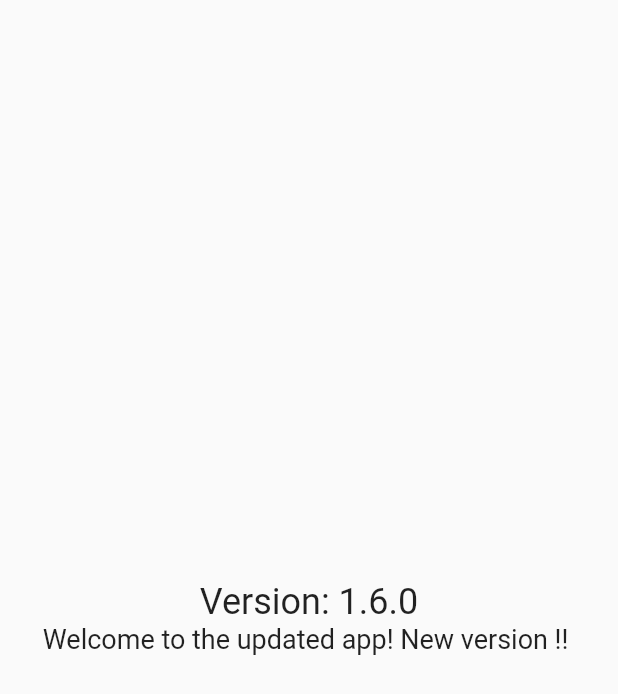
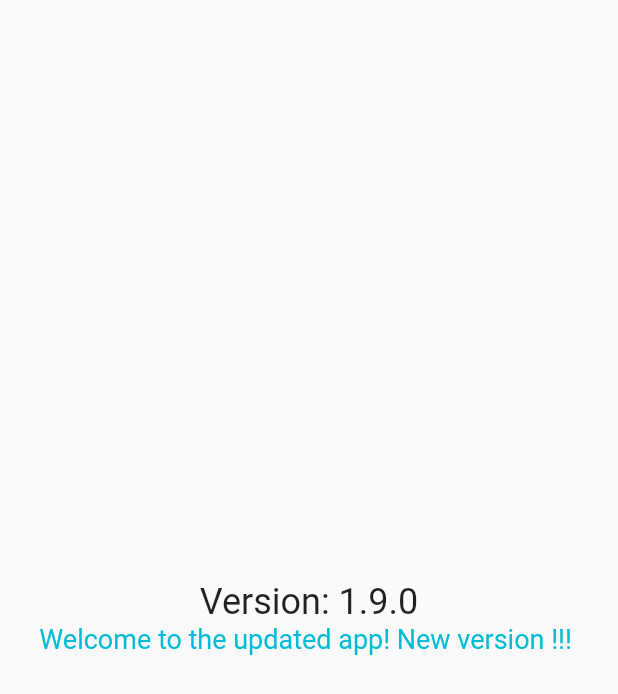
Before and after one commit to NikithaMaram/version_auto_update, a Flutter app: the screen it shows after launch, on a phone screen of 412 x 824 dp. Shown: the top 694 px of the screen. Run offline on Flutter 3.47's test engine with Material 2 defaults, Android fonts, the phone set to English and light mode, and no system bars; our stand-ins replace package_info_plus.

Commit message:
Upgraded the changes to v1.9

```diff
--- a/lib/main.dart
+++ b/lib/main.dart
@@ -58,12 +58,12 @@ class _MyHomePageState extends State<MyHomePage> {
           mainAxisAlignment: MainAxisAlignment.center,
           children: [
             Text(
-              'Version: 1.6.0', // Change version number
+              'Version: 1.9.0', // Change version number
               style: TextStyle(fontSize: 24),
             ),
             Text(
-              'Welcome to the updated app! New version !! ', // Change greeting message
-              style: TextStyle(fontSize: 18),
+              'Welcome to the updated app! New version !!! ', // Change greeting message
+              style: TextStyle(fontSize: 18,color: Colors.cyan),
             ),
 
           ],
--- a/pubspec.yaml
+++ b/pubspec.yaml
@@ -16,7 +16,7 @@ publish_to: 'none' # Remove this line if you wish to publish to pub.dev
 # https://developer.apple.com/library/archive/documentation/General/Reference/InfoPlistKeyReference/Articles/CoreFoundationKeys.html
 # In Windows, build-name is used as the major, minor, and patch parts
 # of the product and file versions while build-number is used as the build suffix.
-version: 1.6.0
+version: 1.9.0
 
 environment:
   sdk: '>=2.19.6 <3.0.0'
```
